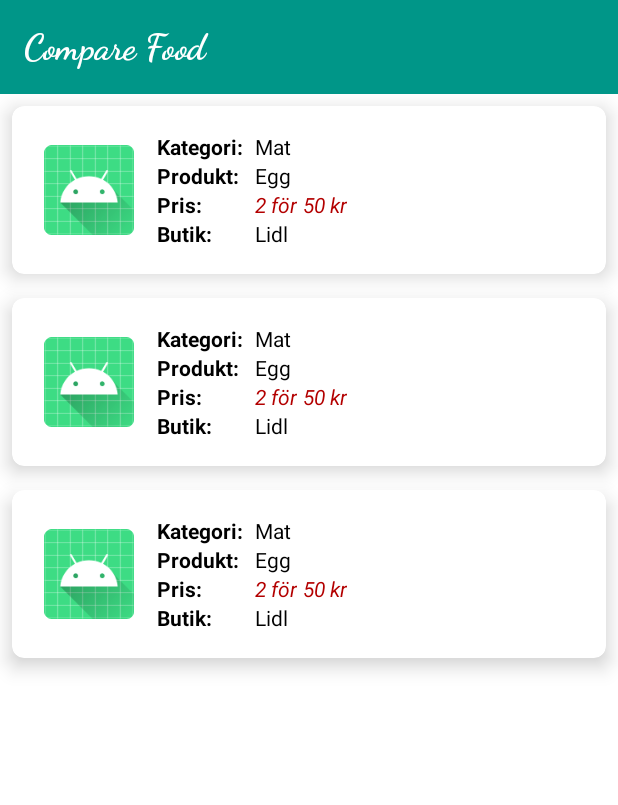
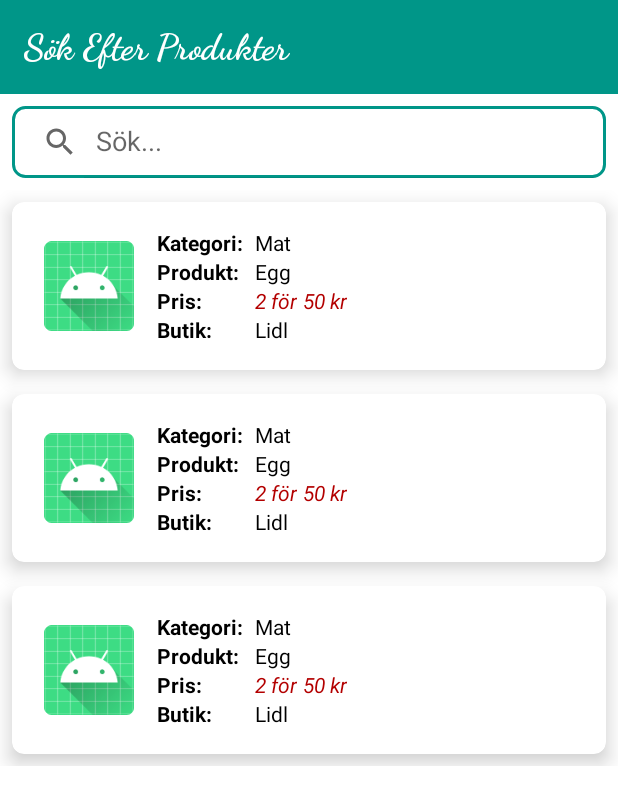
Before and after one commit to LuaySB/App, an Android app: the layout fragment_compare.xml on its own in the app's theme, with its tools: preview values and no code run, on a phone screen of 412 x 824 dp. Shown: the top 805 px of the screen. Run offline under Robolectric (Android 15) with nearby library versions, the phone set to English and light mode, and no system bars.

Commit message:
Sökfunktion till jämföra fragment

```diff
--- a/app/src/main/java/com/example/notespro/Products.java
+++ b/app/src/main/java/com/example/notespro/Product.java
@@ -3,14 +3,14 @@ package com.example.notespro;
 import com.google.firebase.firestore.IgnoreExtraProperties;
 
 @IgnoreExtraProperties
-public class Products {
+public class Product {
 
     String offer, store, price, pre, kategori, image;
 
-    public Products(){}
+    public Product(){}
 
 
-    public Products(String offer, String store, String price, String pre, String kategori, String image) {
+    public Product(String offer, String store, String price, String pre, String kategori, String image) {
         this.offer = offer;
         this.store = store;
         this.price = price;
--- /dev/null
+++ b/app/src/main/res/drawable/search_view_bg.xml
@@ -0,0 +1,5 @@
+<?xml version="1.0" encoding="utf-8"?>
+<shape xmlns:android="http://schemas.android.com/apk/res/android">
+    <corners android:radius="8dp"/>
+    <stroke android:color="@color/my_primary" android:width="2dp"/>
+</shape>
--- a/app/src/main/res/layout/fragment_compare.xml
+++ b/app/src/main/res/layout/fragment_compare.xml
@@ -10,7 +10,7 @@
         android:layout_width="match_parent"
         android:layout_height="wrap_content"
         android:id="@+id/text_view"
-        android:text="Compare Food"
+        android:text="Sök Efter Produkter"
         android:background="@color/my_primary"
         android:textColor="@color/white"
         android:textSize="24sp"
@@ -18,13 +18,26 @@
         android:fontFamily="cursive"
         android:padding="16dp"/>
 
+    <androidx.appcompat.widget.SearchView
+        android:id="@+id/searchView"
+        android:layout_width="match_parent"
+        android:layout_height="wrap_content"
+        android:background="@drawable/search_view_bg"
+        android:layout_below="@id/text_view"
+        android:layout_marginStart="8dp"
+        android:layout_marginTop="8dp"
+        android:layout_marginBottom="8dp"
+        android:layout_marginEnd="8dp"
+        app:queryHint="Sök..."
+        app:iconifiedByDefault="false"/>
+
 
     <androidx.recyclerview.widget.RecyclerView
+        android:id="@+id/product_list"
         android:layout_width="match_parent"
-        android:layout_height="match_parent"
-        android:id="@+id/product_list"
-        android:layout_below="@+id/text_view"
-        tools:listitem="@layout/item"/>
+        android:layout_height="wrap_content"
+        android:layout_below="@id/searchView"
+        tools:listitem="@layout/item" />
 
 
 
```
Also changed, not shown: app/src/main/java/com/example/notespro/AllItemsAdapter.java (+5 -5 lines), app/src/main/java/com/example/notespro/CategoryActivity.java (+11 -11 lines), app/src/main/java/com/example/notespro/CompareFragment.java (+41 -6 lines), app/src/main/java/com/example/notespro/MyAdapter.java (+11 -10 lines), app/src/main/java/com/example/notespro/ProductsActivity.java (+5 -5 lines).
